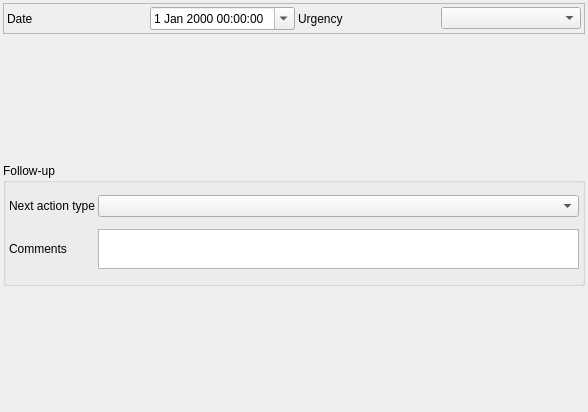
Old version of the form config/base3_waterdistribution/qgswidgets/lamia_form_observation_ui.ui in the repository Artelia/Lamia.
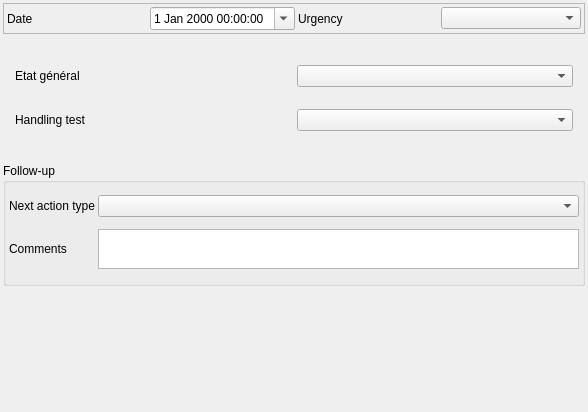
New version of the form. The open tabs and pages were chosen to show the change. Icons and pictures are not drawn.

Commit message: update lamia2018sncf and mca work

```diff
--- a/config/base3_waterdistribution/qgswidgets/lamia_form_observation_ui.ui
+++ b/config/base3_waterdistribution/qgswidgets/lamia_form_observation_ui.ui
@@ -254,7 +254,31 @@
             </widget>
            </item>
            <item row="0" column="1" colspan="2">
-            <widget class="QComboBox" name="comboBox_etatgen2"/>
+            <widget class="QComboBox" name="conditionglobal_2"/>
+           </item>
+          </layout>
+         </widget>
+         <widget class="QWidget" name="vanne">
+          <layout class="QGridLayout" name="gridLayout_7">
+           <item row="0" column="0">
+            <widget class="QLabel" name="label_13">
+             <property name="text">
+              <string>Etat général</string>
+             </property>
+            </widget>
+           </item>
+           <item row="0" column="1">
+            <widget class="QComboBox" name="conditionglobal_3"/>
+           </item>
+           <item row="1" column="0">
+            <widget class="QLabel" name="label_14">
+             <property name="text">
+              <string>Handling test</string>
+             </property>
+            </widget>
+           </item>
+           <item row="1" column="1">
+            <widget class="QComboBox" name="handlingtest"/>
            </item>
           </layout>
          </widget>
```
Left out of the diff: 28 changed lines with no effect on the pictures. The commit also changes 133 other files.
